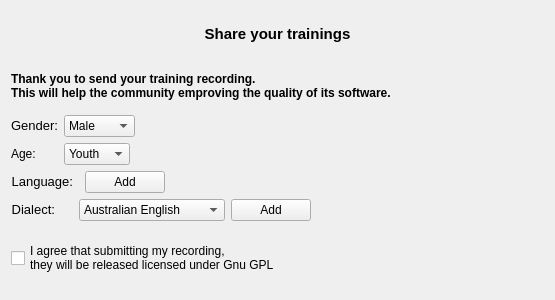
Old version of the form simon/src/simonsampleshare/sampleshare.ui in the repository KDE/simon.
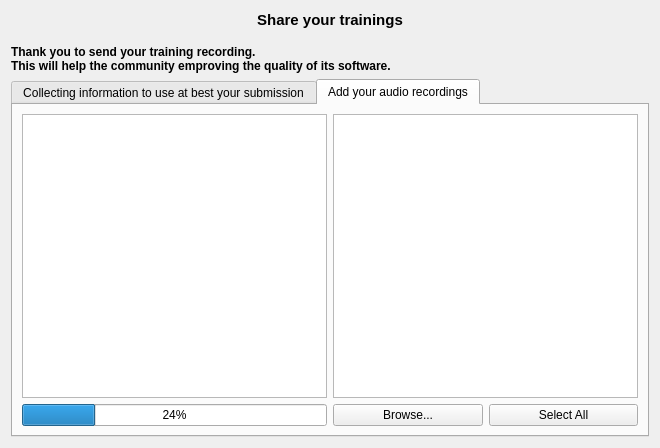
New version of the form. The open tabs and pages were chosen to show the change. Custom widgets are drawn as their Qt base class.

Commit message: improved signal and slot(Kdialog::Ok/Kdialog::User1,...), ui(, and losen kDebug messages about activated button but gained kDebus messages about list of recordings and path.

Patch:
```diff
--- a/simon/src/simonsampleshare/sampleshare.ui
+++ b/simon/src/simonsampleshare/sampleshare.ui
@@ -6,8 +6,8 @@
    <rect>
     <x>0</x>
     <y>0</y>
-    <width>555</width>
-    <height>300</height>
+    <width>660</width>
+    <height>448</height>
    </rect>
   </property>
   <property name="windowTitle">
@@ -27,6 +27,22 @@
        </property>
       </widget>
      </item>
+     <item>
+      <spacer name="verticalSpacer">
+       <property name="orientation">
+        <enum>Qt::Vertical</enum>
+       </property>
+       <property name="sizeType">
+        <enum>QSizePolicy::Fixed</enum>
+       </property>
+       <property name="sizeHint" stdset="0">
+        <size>
+         <width>10</width>
+         <height>10</height>
+        </size>
+       </property>
+      </spacer>
+     </item>
      <item>
       <widget class="QLabel" name="coreLb">
        <property name="text">
@@ -40,6 +56,16 @@
       </widget>
      </item>
      <item>
+      <widget class="QTabWidget" name="tabWidget">
+       <property name="currentIndex">
+        <number>0</number>
+       </property>
+       <widget class="QWidget" name="tabWidgetPage1">
+        <attribute name="title">
+         <string>Collecting information to use at best your submission</string>
+        </attribute>
+        <layout class="QVBoxLayout" name="verticalLayout_3">
+         <item>
       <layout class="QFormLayout" name="formLayout">
        <property name="fieldGrowthPolicy">
         <enum>QFormLayout::ExpandingFieldsGrow</enum>
@@ -56,8 +82,8 @@
           <string>&lt;!DOCTYPE HTML PUBLIC &quot;-//W3C//DTD HTML 4.0//EN&quot; &quot;http://www.w3.org/TR/REC-html40/strict.dtd&quot;&gt;
 &lt;html&gt;&lt;head&gt;&lt;meta name=&quot;qrichtext&quot; content=&quot;1&quot; /&gt;&lt;style type=&quot;text/css&quot;&gt;
 p, li { white-space: pre-wrap; }
-&lt;/style&gt;&lt;/head&gt;&lt;body style=&quot; font-family:'DejaVu Serif [unknown]'; font-size:10pt; font-weight:400; font-style:normal;&quot;&gt;
-&lt;p align=&quot;right&quot; style=&quot; margin-top:0px; margin-bottom:0px; margin-left:0px; margin-right:0px; -qt-block-indent:0; text-indent:0px;&quot;&gt;Gender:&lt;/p&gt;&lt;/body&gt;&lt;/html&gt;</string>
+&lt;/style&gt;&lt;/head&gt;&lt;body style=&quot; font-family:'DejaVu Serif'; font-size:7pt; font-weight:400; font-style:normal;&quot;&gt;
+&lt;p align=&quot;right&quot; style=&quot; margin-top:0px; margin-bottom:0px; margin-left:0px; margin-right:0px; -qt-block-indent:0; text-indent:0px;&quot;&gt;&lt;span style=&quot; font-family:'DejaVu Serif [unknown]';&quot;&gt;Gender:&lt;/span&gt;&lt;/p&gt;&lt;/body&gt;&lt;/html&gt;</string>
          </property>
         </widget>
        </item>
@@ -78,7 +104,11 @@
        <item row="1" column="0">
         <widget class="QLabel" name="ageLb">
          <property name="text">
-          <string>Age:</string>
+              <string>&lt;!DOCTYPE HTML PUBLIC &quot;-//W3C//DTD HTML 4.0//EN&quot; &quot;http://www.w3.org/TR/REC-html40/strict.dtd&quot;&gt;
+&lt;html&gt;&lt;head&gt;&lt;meta name=&quot;qrichtext&quot; content=&quot;1&quot; /&gt;&lt;style type=&quot;text/css&quot;&gt;
+p, li { white-space: pre-wrap; }
+&lt;/style&gt;&lt;/head&gt;&lt;body style=&quot; font-family:'DejaVu Serif'; font-size:7pt; font-weight:400; font-style:normal;&quot;&gt;
+&lt;p align=&quot;right&quot; style=&quot; margin-top:0px; margin-bottom:0px; margin-left:0px; margin-right:0px; -qt-block-indent:0; text-indent:0px;&quot;&gt;Age:&lt;/p&gt;&lt;/body&gt;&lt;/html&gt;</string>
          </property>
         </widget>
        </item>
@@ -105,6 +135,9 @@
      </item>
      <item>
       <layout class="QFormLayout" name="formLayout_3">
+           <property name="fieldGrowthPolicy">
+            <enum>QFormLayout::ExpandingFieldsGrow</enum>
+           </property>
        <item row="0" column="0">
         <widget class="QLabel" name="languageLb">
          <property name="text">
@@ -116,6 +149,29 @@
          </property>
         </widget>
        </item>
+           <item row="0" column="1">
+            <layout class="QFormLayout" name="formLayout_4">
+             <property name="fieldGrowthPolicy">
+              <enum>QFormLayout::ExpandingFieldsGrow</enum>
+             </property>
+             <item row="0" column="0">
+              <widget class="QComboBox" name="comboBox">
+               <item>
+                <property name="text">
+                 <string>English</string>
+                </property>
+               </item>
+              </widget>
+             </item>
+             <item row="0" column="1">
+              <widget class="QPushButton" name="pbAddLanguage">
+               <property name="text">
+                <string>Add</string>
+               </property>
+              </widget>
+             </item>
+            </layout>
+           </item>
        <item row="1" column="0">
         <widget class="QLabel" name="dialectLb">
          <property name="text">
@@ -201,23 +257,6 @@
          </item>
         </layout>
        </item>
-       <item row="0" column="1">
-        <layout class="QFormLayout" name="formLayout_4">
-         <property name="fieldGrowthPolicy">
-          <enum>QFormLayout::ExpandingFieldsGrow</enum>
-         </property>
-         <item row="0" column="0">
-          <widget class="KLanguageButton" name="languagesBtt"/>
-         </item>
-         <item row="0" column="1">
-          <widget class="QPushButton" name="pbAddLanguage">
-           <property name="text">
-            <string>Add</string>
-           </property>
-          </widget>
-         </item>
-        </layout>
-       </item>
       </layout>
      </item>
      <item>
@@ -230,6 +269,69 @@
        </property>
       </widget>
      </item>
+        </layout>
+       </widget>
+       <widget class="QWidget" name="tabWidgetPage2">
+        <attribute name="title">
+         <string>Add your audio recordings</string>
+        </attribute>
+        <layout class="QHBoxLayout" name="horizontalLayout">
+         <item>
+          <layout class="QVBoxLayout" name="verticalLayout_4">
+           <item>
+            <widget class="KRichTextEdit" name="kTextEdit">
+             <property name="documentTitle">
+              <string>Output</string>
+             </property>
+             <property name="readOnly">
+              <bool>true</bool>
+             </property>
+             <property name="tabStopWidth">
+              <number>80</number>
+             </property>
+             <property name="checkSpellingEnabled">
+              <bool>false</bool>
+             </property>
+            </widget>
+           </item>
+           <item>
+            <widget class="QProgressBar" name="progressBar">
+             <property name="value">
+              <number>24</number>
+             </property>
+            </widget>
+           </item>
+          </layout>
+         </item>
+         <item>
+          <layout class="QVBoxLayout" name="verticalLayout_5">
+           <item>
+            <widget class="QListWidget" name="listSample"/>
+           </item>
+           <item>
+            <layout class="QHBoxLayout" name="horizontalLayout_2">
+             <item>
+              <widget class="QPushButton" name="browseBtt">
+               <property name="text">
+                <string>Browse...</string>
+               </property>
+              </widget>
+             </item>
+             <item>
+              <widget class="QPushButton" name="selectAllBtt">
+               <property name="text">
+                <string>Select All</string>
+               </property>
+              </widget>
+             </item>
+            </layout>
+           </item>
+          </layout>
+         </item>
+        </layout>
+       </widget>
+      </widget>
+     </item>
      <item>
       <widget class="KDialog" name="kdialog"/>
      </item>
@@ -244,15 +346,20 @@
    <header>kdialog.h</header>
    <container>1</container>
   </customwidget>
+  <customwidget>
+   <class>KRichTextEdit</class>
+   <extends>KTextEdit</extends>
+   <header>krichtextedit.h</header>
+  </customwidget>
   <customwidget>
    <class>KComboBox</class>
    <extends>QComboBox</extends>
    <header>kcombobox.h</header>
   </customwidget>
   <customwidget>
-   <class>KLanguageButton</class>
-   <extends>QWidget</extends>
-   <header>klanguagebutton.h</header>
+   <class>KTextEdit</class>
+   <extends>QTextEdit</extends>
+   <header>ktextedit.h</header>
   </customwidget>
  </customwidgets>
  <resources/>
```
Left out of the diff: 19 changed lines with no effect on the pictures. Lines whose indentation alone changed are shown as unchanged. The commit also changes 2 other files.
